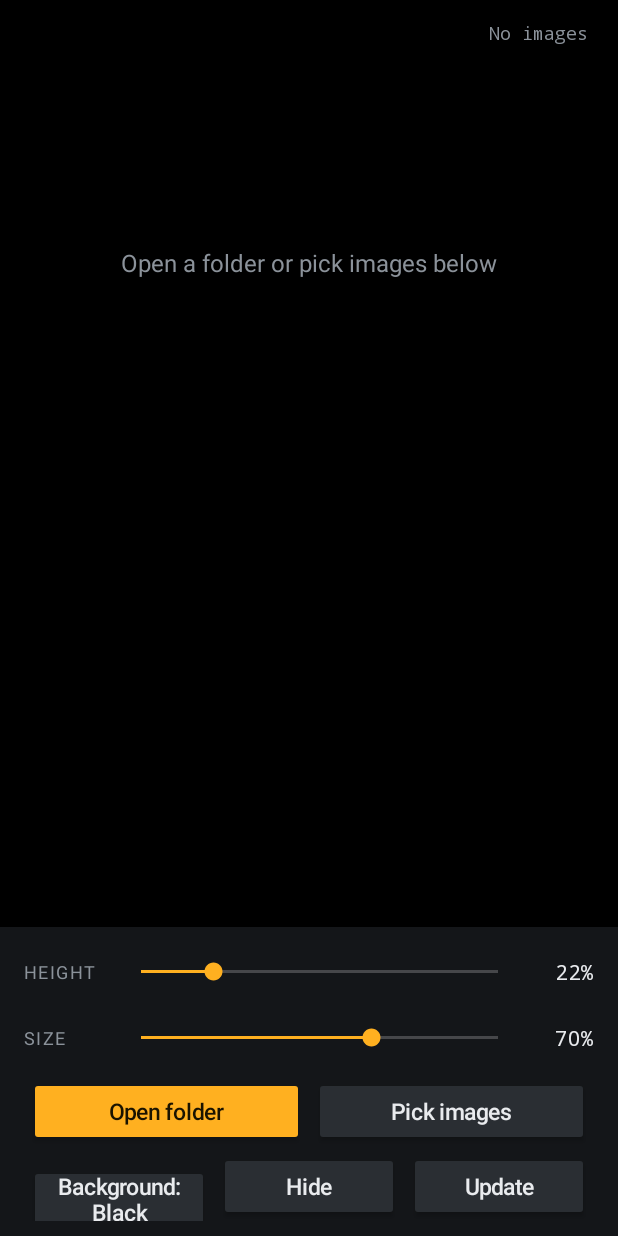
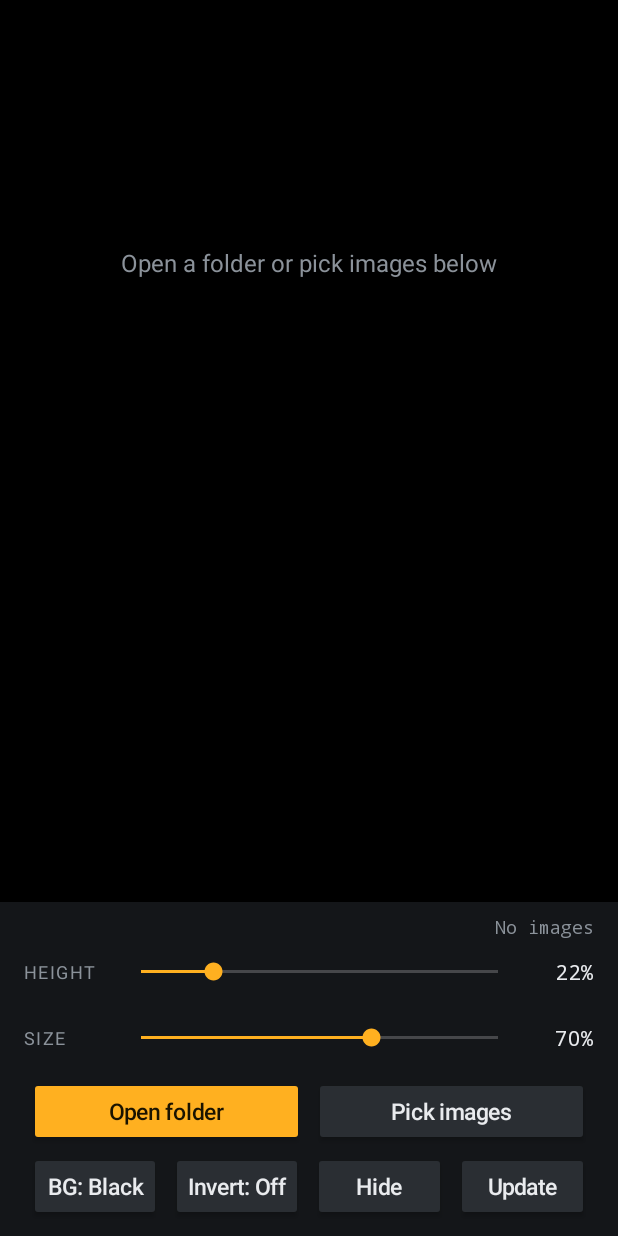
Before and after one commit to kefirman9000/logo-lift-viewer, an Android app: the screen it shows after launch (MainActivity), on a phone screen of 412 x 824 dp. Run offline under Robolectric (Android 15) with nearby library versions, the phone set to English and light mode, and no system bars.

Commit message:
Move image counter into the control dock; add invert colors toggle
Co-Authored-By: Claude Opus 5.5 <noreply@anthropic.com>
Claude-Session: https://claude.ai/code/session_01Qq8UBM32QNWnyvzFniHKkg

```diff
--- a/app/src/main/java/com/kefirman9000/logolift/LogoView.java
+++ b/app/src/main/java/com/kefirman9000/logolift/LogoView.java
@@ -7,6 +7,7 @@ import android.content.Context;
 import android.graphics.Bitmap;
 import android.graphics.Canvas;
 import android.graphics.Color;
+import android.graphics.ColorMatrixColorFilter;
 import android.graphics.ImageDecoder;
 import android.graphics.Paint;
 import android.graphics.RectF;
@@ -85,6 +86,16 @@ public class LogoView extends View {
     public void setPosFrac(float f) { posFrac = f; invalidate(); }
     public void setSizeFrac(float f) { sizeFrac = f; invalidate(); }
     public void setBg(int color) { bg = color; invalidate(); }
+
+    /** Inverts the image colours (transparent areas stay transparent). */
+    public void setInvert(boolean on) {
+        bmpPaint.setColorFilter(on ? new ColorMatrixColorFilter(new float[]{
+                -1, 0, 0, 0, 255,
+                0, -1, 0, 0, 255,
+                0, 0, -1, 0, 255,
+                0, 0, 0, 1, 0}) : null);
+        invalidate();
+    }
 
     private Bitmap get(int i) {
         if (i < 0 || i >= uris.size()) return null;
--- a/app/src/main/java/com/kefirman9000/logolift/MainActivity.java
+++ b/app/src/main/java/com/kefirman9000/logolift/MainActivity.java
@@ -53,6 +53,7 @@ public class MainActivity extends Activity {
     private LinearLayout dock;
     private TextView counter;
     private Button bgBtn;
+    private Button invBtn;
     private boolean dockShown = true;
     private boolean fromFolder = false;
 
@@ -75,28 +76,13 @@ public class MainActivity extends Activity {
         view.setSizeFrac(prefs.getInt("size", 70) / 100f);
         root.addView(view, new FrameLayout.LayoutParams(-1, -1));
 
-        counter = new TextView(this);
-        counter.setTextSize(TypedValue.COMPLEX_UNIT_SP, 12);
-        counter.setTypeface(android.graphics.Typeface.MONOSPACE);
-        counter.setPadding(dp(8), dp(3), dp(8), dp(3));
-        FrameLayout.LayoutParams clp = new FrameLayout.LayoutParams(-2, -2, Gravity.TOP | Gravity.END);
-        clp.setMargins(0, dp(10), dp(12), 0);
-        root.addView(counter, clp);
-        counter.setOnApplyWindowInsetsListener((v, ins) -> {
-            Insets s = ins.getInsetsIgnoringVisibility(WindowInsets.Type.statusBars() | WindowInsets.Type.displayCutout());
-            FrameLayout.LayoutParams p = (FrameLayout.LayoutParams) v.getLayoutParams();
-            p.topMargin = dp(10) + s.top;
-            p.rightMargin = dp(12) + s.right;
-            v.setLayoutParams(p);
-            return ins;
-        });
-
         dock = buildDock();
         root.addView(dock, new FrameLayout.LayoutParams(-1, -2, Gravity.BOTTOM));
 
         setContentView(root);
         hideSystemBars();
         applyBg();
+        applyInvert();
 
         view.setListener(new LogoView.Listener() {
             @Override public void onTap() { toggleDock(); }
@@ -152,6 +138,13 @@ public class MainActivity extends Activity {
             return ins;
         });
 
+        counter = new TextView(this);
+        counter.setTextSize(TypedValue.COMPLEX_UNIT_SP, 12);
+        counter.setTypeface(android.graphics.Typeface.MONOSPACE);
+        counter.setTextColor(MUTED);
+        counter.setGravity(Gravity.END);
+        d.addView(counter, new LinearLayout.LayoutParams(-1, -2));
+
         d.addView(sliderRow("HEIGHT", 6, 85, prefs.getInt("pos", 22), val -> {
             view.setPosFrac(val / 100f);
             prefs.edit().putInt("pos", val).apply();
@@ -183,11 +176,19 @@ public class MainActivity extends Activity {
             prefs.edit().putBoolean("white", white).apply();
             applyBg();
         });
+        Button inv = button("", false);
+        invBtn = inv;
+        inv.setOnClickListener(v -> {
+            boolean on = !prefs.getBoolean("invert", false);
+            prefs.edit().putBoolean("invert", on).apply();
+            applyInvert();
+        });
         Button hide = button("Hide", false);
         hide.setOnClickListener(v -> toggleDock());
         Button upd = button("Update", false);
         upd.setOnClickListener(v -> checkForUpdate(true));
         r2.addView(bgBtn, weight());
+        r2.addView(inv, weight());
         r2.addView(hide, weight());
         r2.addView(upd, weight());
         d.addView(r2);
@@ -264,14 +265,20 @@ public class MainActivity extends Activity {
         int c = white ? Color.WHITE : Color.BLACK;
         view.setBg(c);
         getWindow().getDecorView().setBackgroundColor(c);
-        bgBtn.setText(white ? "Background: White" : "Background: Black");
-        counter.setTextColor(white ? 0xFF555A60 : MUTED);
+        bgBtn.setText(white ? "BG: White" : "BG: Black");
+    }
+
+    private void applyInvert() {
+        boolean on = prefs.getBoolean("invert", false);
+        view.setInvert(on);
+        invBtn.setText(on ? "Invert: On" : "Invert: Off");
+        invBtn.setTextColor(on ? 0xFF1A1300 : INK);
+        invBtn.setBackgroundTintList(android.content.res.ColorStateList.valueOf(on ? ACCENT : 0xFF2A2E33));
     }
 
     private void toggleDock() {
         dockShown = !dockShown;
         dock.animate().translationY(dockShown ? 0 : dock.getHeight()).setDuration(200).start();
-        counter.animate().alpha(dockShown ? 1f : 0f).setDuration(200).start();
     }
 
     private void updateCounter() {
```
